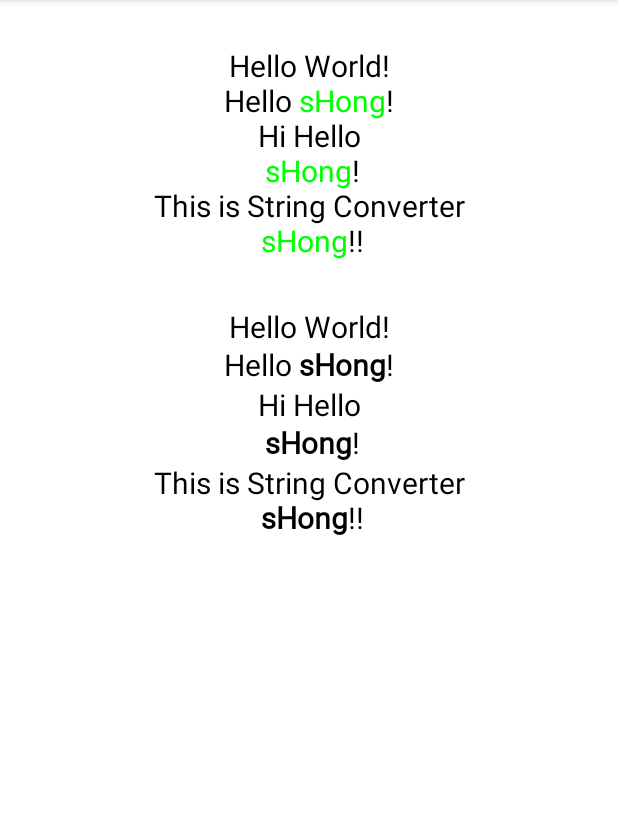
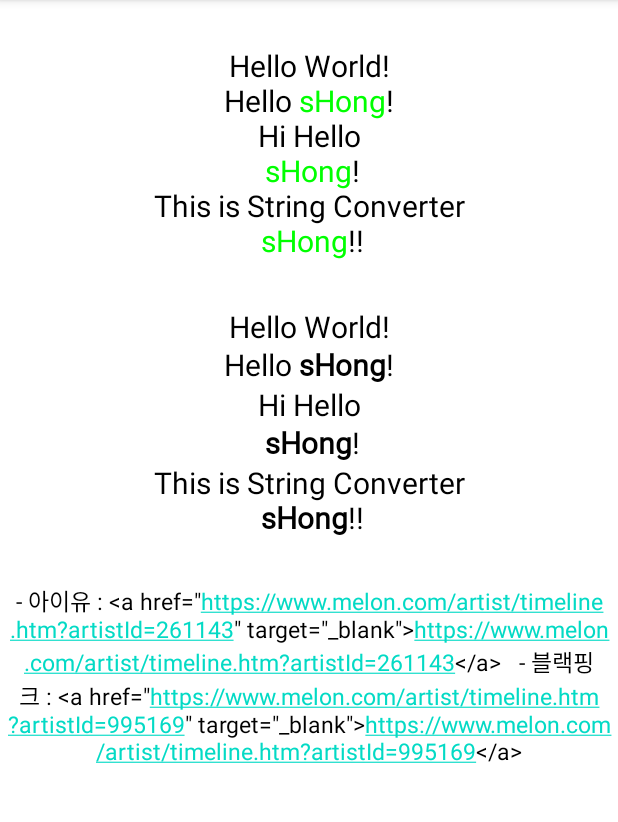
Before and after one commit to sHong7512/StringConverter, an Android app: the screen it shows after launch (MainActivity), on a phone screen of 412 x 824 dp, the part 84-906 px from its top. Run offline under Robolectric (Android 15) with nearby library versions, the phone set to English and light mode, and no system bars; Roboto replaces fonts that are not available here.

Commit message:
[Add] HyperLink

```diff
--- a/app/src/main/java/com/shong/stringconverter/MainActivity.kt
+++ b/app/src/main/java/com/shong/stringconverter/MainActivity.kt
@@ -12,15 +12,44 @@ class MainActivity : AppCompatActivity() {
         val stringConverter = StringConverter(this)
         val textView = findViewById<TextView>(R.id.textView)
         textView.setText(stringConverter.colorChange(textView.text.toString(), "sHong", "#00FF00"))
+
         val textView2 = findViewById<TextView>(R.id.textView2)
         textView2.setText(stringConverter.fontChange(textView2.text.toString(), "sHong"))
 
-//        val sortedKeyList = rawMap.keys.sortedWith(Comparator(StringSortation::compare))
+        val txt = "- 아이유 : https://www.melon.com/artist/timeline.htm?artistId=261143   " +
+                "- 블랙핑크 : https://www.melon.com/artist/timeline.htm?artistId=995169"
+        findViewById<TextView>(R.id.hyperlinkTextView).text = stringConverter.urlHyperLink(txt)
+    }
+
+    //기획안대로 정렬
+//    fun sortForProposal(contactList: MutableList<Contact>): MutableList<Contact>{
+//        //rep 분류
+//        val erasedContactList = mutableListOf<Contact>()
+//        for (c in contactList) {
+//            if (c.mobile?.isNotEmpty() == true){
+//                c.phoneRepType = 0
+//                erasedContactList.add(c)
+//            } else if (c.work?.isNotEmpty() == true){
+//                c.phoneRepType = 1
+//                erasedContactList.add(c)
+//            } else if (c.home?.isNotEmpty() == true){
+//                c.phoneRepType = 2
+//                erasedContactList.add(c)
+//            }
+//        }
+//
+//        //정렬
+//        val rawMap = mutableMapOf<String, MutableList<Contact>>()
+//        for (c in erasedContactList) {
+//            val iw = wordOperator.getInitial(c.name).initalWord
+//            rawMap[iw]?.add(c) ?: run { rawMap[iw] = mutableListOf(c) }
+//        }
+//        val sortedKeyList = rawMap.keys.sortedWith(Comparator(stringSortation::compare))
 //        val sortedContactList = mutableListOf<Contact>()
 //        for (key in sortedKeyList) {
-//            sortedContactList += rawMap[key]?.sortedWith(Comparator(StringSortation::compareContact))
+//            sortedContactList += rawMap[key]?.sortedWith(Comparator(stringSortation::compareContact))
 //                ?: continue
 //        }
-
-    }
+//        return sortedContactList
+//    }
 }
--- a/app/src/main/java/com/shong/stringconverter/StringConverter.kt
+++ b/app/src/main/java/com/shong/stringconverter/StringConverter.kt
@@ -11,6 +11,11 @@ import android.text.style.TypefaceSpan
 import android.util.Log
 import android.widget.EditText
 import androidx.core.content.res.ResourcesCompat.getFont
+import java.net.MalformedURLException
+import java.net.URISyntaxException
+import java.net.URL
+import java.util.regex.Matcher
+import java.util.regex.Pattern
 
 class StringConverter(val context: Context) {
     val TAG = this::class.java.simpleName + "_sHong"
@@ -188,4 +193,63 @@ class StringConverter(val context: Context) {
         )
     }
 
+    fun isUrl(text: String?): Boolean {
+        val p: Pattern = Pattern.compile("^(?:https?:\\/\\/)?(?:www\\.)?[a-zA-Z0-9./]+$")
+        val m: Matcher = p.matcher(text)
+        if (m.matches()) return true
+        var u: URL? = null
+        try {
+            u = URL(text)
+        } catch (e: MalformedURLException) {
+            Log.e(TAG, "$e")
+            return false
+        }
+        try {
+            u.toURI()
+        } catch (e: URISyntaxException) {
+            Log.e(TAG, "$e")
+            return false
+        }
+        return true
+    }
+
+    fun urlHyperLink(_text: String): String {
+        var text = _text
+        var tmpText = text //원본을 저장
+        var start = text.indexOf("http") //http문자열 위치
+        var space = 0 //공백 위치
+        var bodyText = ""
+        var tailText = ""
+        var check = false
+        val urlList = ArrayList<String>()
+        if (start >= 0) { //http가 존재한다면 true를 입력
+            check = true
+        }
+        while (check) { //http가 존재한다면 실행
+            bodyText = text.substring(start) //http부터 문자열 자름
+            space = bodyText.indexOf(" ") //자른 문자열에서 공백위치 확인
+            if (space > 0) { //공백이 존재한다면
+                tailText = bodyText.substring(space) //공백 뒤 문자열 저장
+                bodyText = bodyText.substring(0, space) //http 주소부분만 잘라서 tailText 부분에 입력
+            } else {
+                tailText = "" //공백이 없으니 뒤 문자열이 없음
+            }
+            urlList.add(bodyText) //http 주소를 ArrayList에 저장
+            start = tailText.indexOf("http") //뒤에 http 주소가 존재하는지 확인
+            if (start >= 0) {
+                check = true
+                text = tailText //존재한다면 뒷부분을 text에 입력
+            } else {
+                check = false
+            }
+        }
+        for (url in urlList) { //ArrayList에 넣었던 http주소를 for문으로 실행
+            //tmpText 문자열에서 url부분 찾아서 머리+몸통(href추가)+꼬리 만들어서 href가 삽입된 문자열 완성
+            tmpText = (tmpText.substring(0, tmpText.indexOf(url)) //머리
+                    + "<a href=\"" + url + "\" target=\"_blank\">" + url + "</a>" //몸통
+                    + tmpText.substring(tmpText.indexOf(url) + url.length)) //꼬리
+        }
+        return tmpText
+    }
+
 }
--- a/app/src/main/res/layout/activity_main.xml
+++ b/app/src/main/res/layout/activity_main.xml
@@ -10,11 +10,11 @@
         android:id="@+id/textView"
         android:layout_width="wrap_content"
         android:layout_height="wrap_content"
+        android:layout_marginTop="30dp"
+        android:gravity="center"
+        android:text="Hello World!\nHello sHong!\nHi Hello\n sHong!\nThis is String Converter\n sHong!!"
+        android:textColor="@color/black"
         android:textSize="20dp"
-        android:textColor="@color/black"
-        android:gravity="center"
-        android:layout_marginTop="30dp"
-        android:text="Hello World!\nHello sHong!\nHi Hello\n sHong!\nThis is String Converter\n sHong!!"
         app:layout_constraintLeft_toLeftOf="parent"
         app:layout_constraintRight_toRightOf="parent"
         app:layout_constraintTop_toTopOf="parent" />
@@ -23,14 +23,27 @@
         android:id="@+id/textView2"
         android:layout_width="wrap_content"
         android:layout_height="wrap_content"
-        android:textSize="20dp"
-        android:textColor="@color/black"
+        android:layout_marginTop="30dp"
         android:gravity="center"
         android:text="Hello World!\nHello sHong!\nHi Hello\n sHong!\nThis is String Converter\n sHong!!"
-        android:layout_marginTop="30dp"
-        app:layout_constraintTop_toBottomOf="@id/textView"
+        android:textColor="@color/black"
+        android:textSize="20dp"
         app:layout_constraintLeft_toLeftOf="parent"
         app:layout_constraintRight_toRightOf="parent"
-        />
+        app:layout_constraintTop_toBottomOf="@id/textView" />
 
+    <TextView
+        android:id="@+id/hyperlinkTextView"
+        android:layout_width="wrap_content"
+        android:layout_height="wrap_content"
+        android:layout_marginTop="30dp"
+        android:autoLink="web"
+        android:gravity="center"
+        android:linksClickable="true"
+        android:text=""
+        android:textColor="@color/black"
+        android:textSize="15dp"
+        app:layout_constraintLeft_toLeftOf="parent"
+        app:layout_constraintRight_toRightOf="parent"
+        app:layout_constraintTop_toBottomOf="@id/textView2" />
 </androidx.constraintlayout.widget.ConstraintLayout>
```
